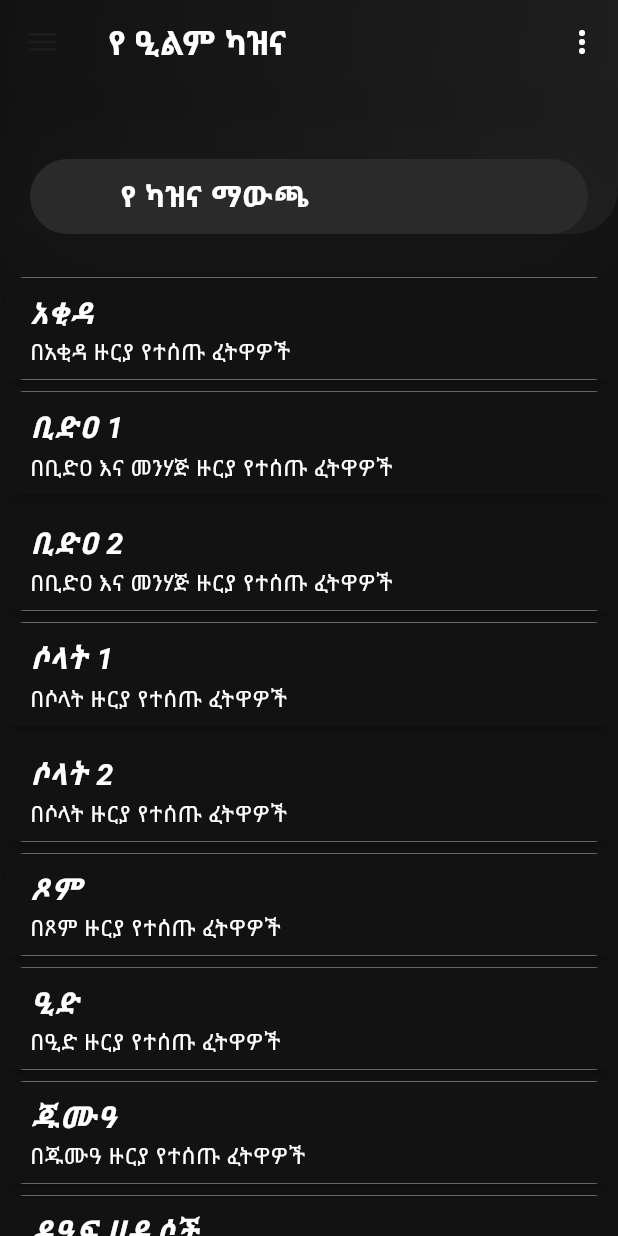
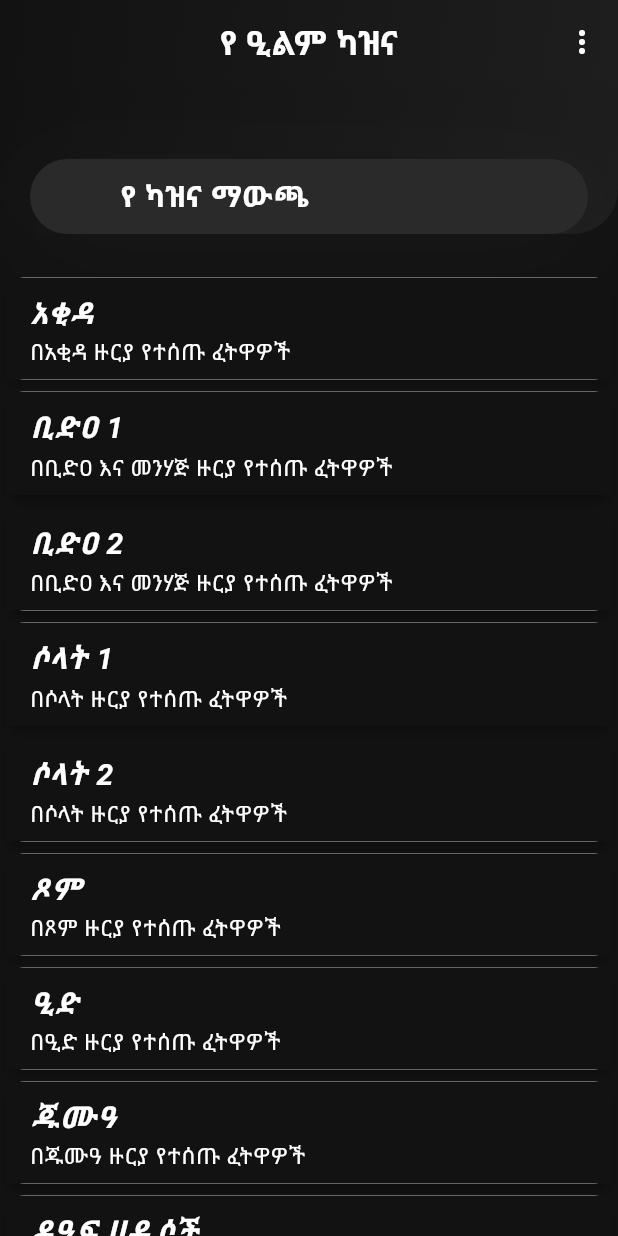
Before and after one commit to abduseK/Ye-Elm-Kazna, a Flutter app: the screen it shows after launch, on a phone screen of 412 x 824 dp. Run offline on Flutter 3.47's test engine with Material 3 defaults, Android fonts, the phone set to English and light mode, and no system bars; drawn by our look-alikes of marquee; our stand-ins replace share.

Commit message:
final update on body page

```diff
--- a/lib/widgets/Home_Screen.dart
+++ b/lib/widgets/Home_Screen.dart
@@ -14,7 +14,7 @@ class _HomeScreensState extends State<HomeScreens> {
     return Scaffold(
       backgroundColor: Color(0xFF121212),
       appBar: newMethod(),
-      drawer: Drawers(),
+      // drawer: Drawers(),
       body: Body(),
     );
   }
@@ -34,6 +34,7 @@ class _HomeScreensState extends State<HomeScreens> {
         'የ ዒልም ካዝና',
         style: TextStyle(color: Colors.white, fontWeight: FontWeight.bold),
       ),
+      centerTitle: true,
       elevation: 0,
       actions: [
         PopupMenuButton(
--- a/lib/widgets/body.dart
+++ b/lib/widgets/body.dart
@@ -207,10 +207,7 @@ class Body extends StatelessWidget {
             child: ListTile(
               tileColor: Color(0xFF121212),
               title: TitleText(title: 'ትዳር 2'),
-              subtitle: Text(
-                'በትዳር ዙርያ የተሰጡ ፈትዋዎች',
-                style: TextStyle(fontSize: 15.0, fontWeight: FontWeight.w500),
-              ),
+              subtitle: SubtitleText(subtitle: 'በትዳር ዙርያ የተሰጡ ፈትዋዎች'),
               onTap: () {
                 Navigator.push(
                     context, MaterialPageRoute(builder: (context) => Page11()));
@@ -221,17 +218,8 @@ class Body extends StatelessWidget {
             elevation: 3.0,
             child: ListTile(
               tileColor: Color(0xFF121212),
-              title: Text(
-                'ጡሃራ',
-                style: TextStyle(
-                    fontWeight: FontWeight.w600,
-                    fontStyle: FontStyle.italic,
-                    fontSize: 20.0),
-              ),
-              subtitle: Text(
-                'በጡሃራ ዙርያ የተሰጡ ፈትዋዎች',
-                style: TextStyle(fontSize: 15.0, fontWeight: FontWeight.w500),
-              ),
+              title: TitleText(title: 'ጡሃራ'),
+              subtitle: SubtitleText(subtitle: 'በጡሃራ ዙርያ የተሰጡ ፈትዋዎች'),
               onTap: () {
                 Navigator.push(
                     context, MaterialPageRoute(builder: (context) => Page12()));
@@ -242,17 +230,8 @@ class Body extends StatelessWidget {
             elevation: 3.0,
             child: ListTile(
               tileColor: Color(0xFF121212),
-              title: Text(
-                'ሴቶች 1',
-                style: TextStyle(
-                    fontWeight: FontWeight.w600,
-                    fontStyle: FontStyle.italic,
-                    fontSize: 20.0),
-              ),
-              subtitle: Text(
-                'በሴቶች ዙርያ የተሰጡ ፈትዋዎች',
-                style: TextStyle(fontSize: 15.0, fontWeight: FontWeight.w500),
-              ),
+              title: TitleText(title: 'ሴቶች 1'),
+              subtitle: SubtitleText(subtitle: 'በሴቶች ዙርያ የተሰጡ ፈትዋዎች'),
               onTap: () {
                 Navigator.push(
                     context, MaterialPageRoute(builder: (context) => Page13()));
@@ -263,17 +242,8 @@ class Body extends StatelessWidget {
             elevation: 3.0,
             child: ListTile(
               tileColor: Color(0xFF121212),
-              title: Text(
-                'ሴቶች 2',
-                style: TextStyle(
-                    fontWeight: FontWeight.w600,
-                    fontStyle: FontStyle.italic,
-                    fontSize: 20.0),
-              ),
-              subtitle: Text(
-                'በሴቶች ዙርያ የተሰጡ ፈትዋዎች',
-                style: TextStyle(fontSize: 15.0, fontWeight: FontWeight.w500),
-              ),
+              title: TitleText(title: 'ሴቶች 2'),
+              subtitle: SubtitleText(subtitle: 'በሴቶች ዙርያ የተሰጡ ፈትዋዎች'),
               onTap: () {
                 Navigator.push(
                     context, MaterialPageRoute(builder: (context) => Page14()));
```
